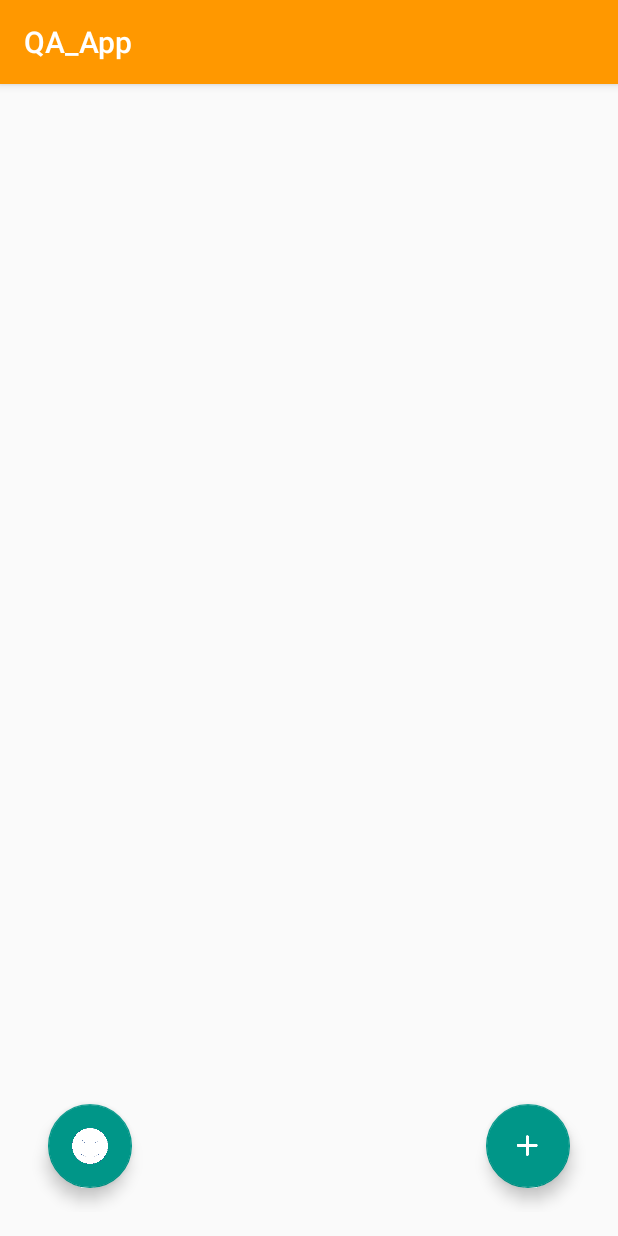
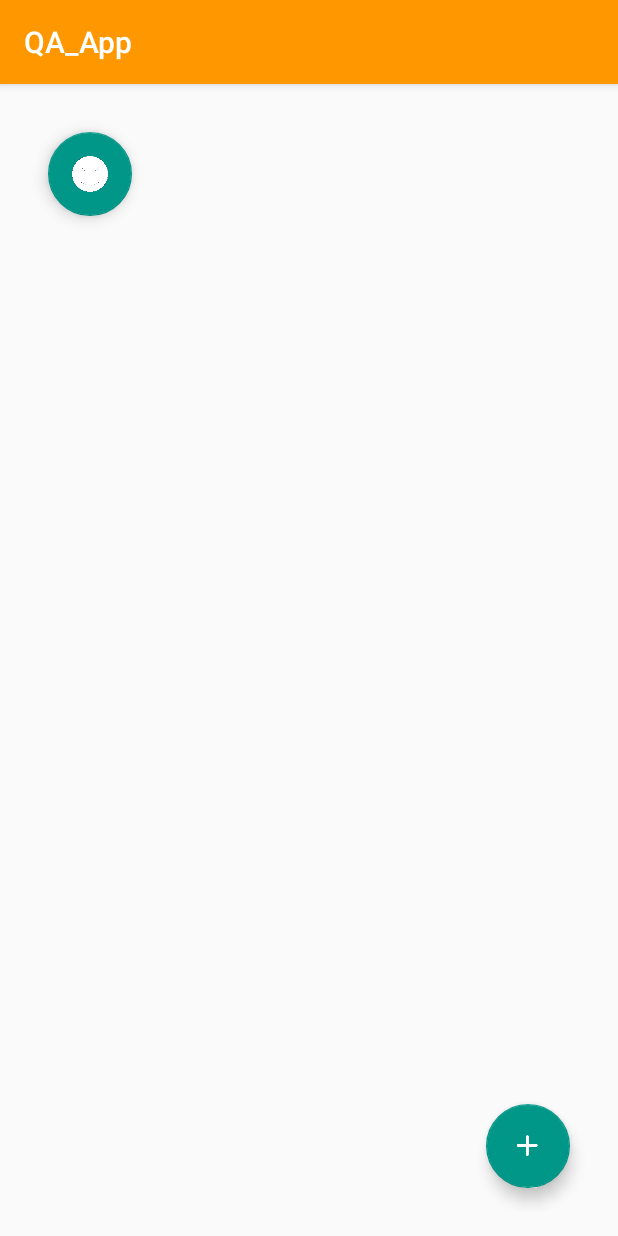
Before and after one commit to i-k-kinoshita/QA_App, an Android app: the QuestionDetailActivity screen opened directly, with no data from a screen before it, on a phone screen of 412 x 824 dp. Run offline under Robolectric (Android 15) with nearby library versions, the phone set to English and light mode, and no system bars; our stand-ins replace Firebase (no records; nobody signed in at launch, a user with empty details on screens opened directly); libraries missing offline, so code that uses them is left out: jp.techacademy.kosuke; 7 statements that could not run were skipped.

Commit message:
ボタンの切り替え(完成版)

```diff
--- a/app/src/main/java/jp/techacademy/kosuke/kinoshita/qa_app/QuestionDetailActivity.kt
+++ b/app/src/main/java/jp/techacademy/kosuke/kinoshita/qa_app/QuestionDetailActivity.kt
@@ -5,6 +5,7 @@ import android.content.Intent
 import android.os.Bundle
 import android.support.design.widget.FloatingActionButton
 import android.support.v7.app.AppCompatActivity
+import android.util.Log
 import android.view.View
 import android.widget.ListView
 import com.google.android.gms.tasks.OnCompleteListener
@@ -30,7 +31,7 @@ class QuestionDetailActivity : AppCompatActivity(), View.OnClickListener {
     private lateinit var mFavoriteRef: DatabaseReference
 
 
-    private var favFrag: Boolean = true
+    private var favFrag: Boolean = false
 
 
     private val mEventListener = object : ChildEventListener {
@@ -144,20 +145,19 @@ class QuestionDetailActivity : AppCompatActivity(), View.OnClickListener {
 
 //        mFavoriteRef.getKey()
 
-
-        if(user != null){
-            setFavoriteButton(favFrag)
-        }
     }
 
-    @SuppressLint("RestrictedApi")
     private fun setFavoriteButton(favStatus: Boolean) {
         if(favStatus){
-            favorite.visibility = View.GONE
+            Log.d("Kotlintest","favを隠す---")
+
+//            favorite.visibility = View.GONE
             nofavorite.setOnClickListener(this)
 
         }else{
-            nofavorite.visibility = View.GONE
+            Log.d("Kotlintest","nofavを隠す---")
+
+ //           nofavorite.visibility = View.GONE
             favorite.setOnClickListener(this)
 
         }
@@ -173,17 +173,24 @@ class QuestionDetailActivity : AppCompatActivity(), View.OnClickListener {
 
         // mFavoriteListneがtrue
         if(v.id == R.id.favorite){
+            Log.d("Kotlintest","fav押された")
             // お気に入り登録がされていればお気に入りから削除
             mFavoriteRef.child(mQuestion.questionUid).removeValue()
             nofavorite.visibility = View.VISIBLE
             favorite.visibility = View.GONE
 
         }else if (v.id == R.id.nofavorite) {
+            Log.d("Kotlintest","nofav押された")
+
             // お気に入り登録がされていなければお気に入りへ登録
             data["genre"] = mQuestion.genre.toString()
             mFavoriteRef.child(mQuestion.questionUid).setValue(data)
             favorite.visibility = View.VISIBLE
+            Log.d("Kotlintest","favを表示する")
+
             nofavorite.visibility = View.GONE
+            Log.d("Kotlintest","nofavを隠す")
+
 
         }
     }
@@ -208,13 +215,20 @@ class QuestionDetailActivity : AppCompatActivity(), View.OnClickListener {
             favorite.visibility = View.GONE
             nofavorite.visibility = View.GONE
         }else{
+            favorite.setOnClickListener(this)
+            nofavorite.setOnClickListener(this)
+
             // ログインしていればお気に入り可否ボタンを配置
             if(favFrag){
+                Log.d("Kotlintest","fav配置")
                 // Userがお気に入り登録していたらお気に入り完了ボタンを配置
-                favorite.setOnClickListener(this)
+                nofavorite.visibility = View.GONE
+
             }else{
+                Log.d("Kotlintest","nofav配置")
                 // Userがお気に入り登録していなければお気に入り未完了ボタンを配置
-                nofavorite.setOnClickListener(this)
+                favorite.visibility = View.GONE
+
             }
         }
     }
--- a/app/src/main/res/layout/activity_question_detail.xml
+++ b/app/src/main/res/layout/activity_question_detail.xml
@@ -30,7 +30,7 @@
         android:layout_width="wrap_content"
         android:layout_height="wrap_content"
         android:layout_alignParentStart="true"
-        android:layout_alignParentBottom="true"
+        android:layout_alignParentTop="true"
         android:layout_margin="16dp"
         android:src="@drawable/nofav" />
 
```
